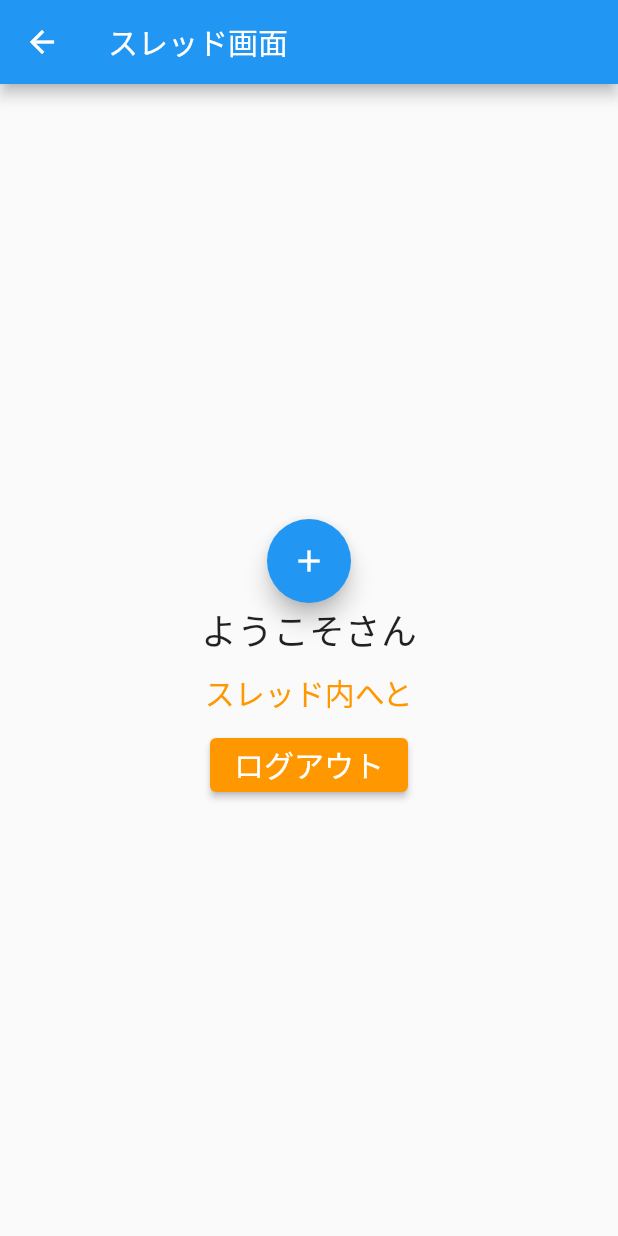
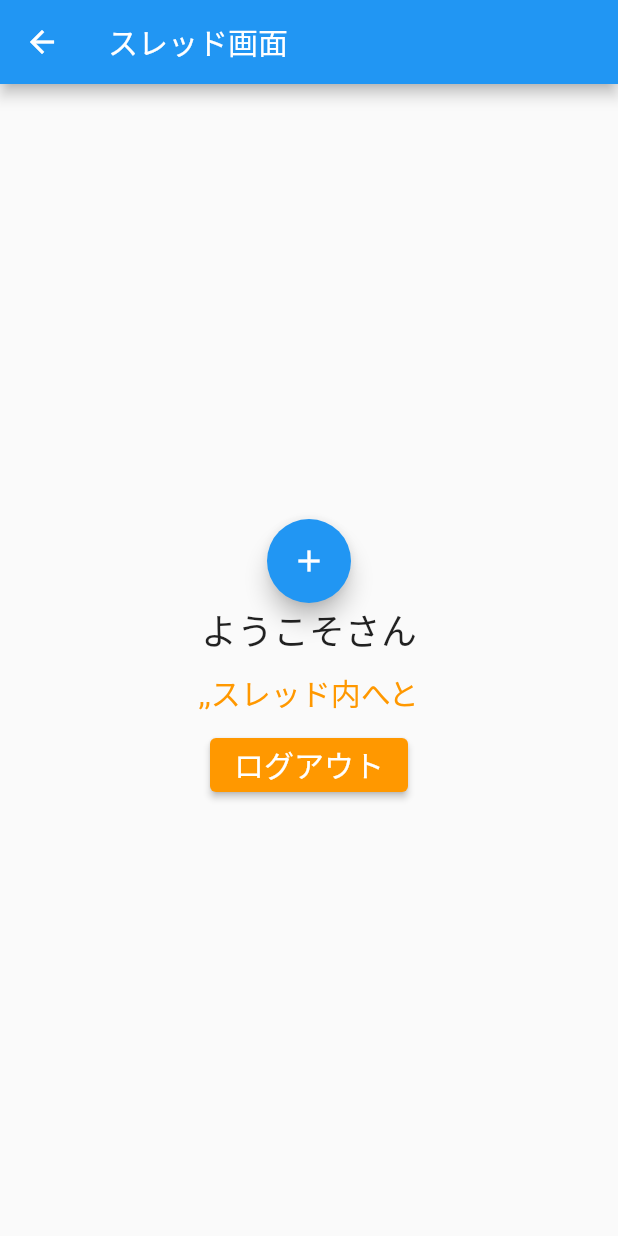
Before and after one commit to mofunemu/benesse_mofunemu, a Flutter app: the NextPage screen opened directly with empty values, on a phone screen of 412 x 824 dp. Run offline on Flutter 3.47's test engine with Material 2 defaults, Android fonts, the phone set to English and light mode, and no system bars; our stand-ins replace cloud_firestore; accounts and stored records are empty.

Commit message:
Update thread_all.dart

```diff
--- a/lib/thread_all.dart
+++ b/lib/thread_all.dart
@@ -1,10 +1,12 @@
 import 'package:flutter/material.dart';
+import 'package:mofunemu/main.dart';
 import 'in_thread.dart';
 import 'create_thread.dart';
+import 'main.dart';
 
 class NextPage extends StatelessWidget {
-  NextPage(this.name);
-  String name;
+  NextPage(this.name, this.category, this.theme, this.qustion);
+  String name, category, theme, qustion;
 
   @override
   Widget build(BuildContext context) {
@@ -26,7 +28,7 @@ class NextPage extends StatelessWidget {
                     Navigator.push(
                         context,
                         MaterialPageRoute(
-                            builder: (context) => CreateThreadPage()));
+                            builder: (context) => CreateThreadPage(this.name)));
                   },
                   backgroundColor: Colors.blue,
                   child: Icon(Icons.add)),
@@ -35,10 +37,18 @@ class NextPage extends StatelessWidget {
             Text('ようこそ' + this.name + 'さん', style: TextStyle(fontSize: 24)),
             TextButton(
               onPressed: () {
-                Navigator.push(context,
-                    MaterialPageRoute(builder: (context) => InThreadPage()));
+                Navigator.push(
+                    context,
+                    MaterialPageRoute(
+                        builder: (context) => InThreadPage(this.name,
+                            this.category, this.theme, this.qustion)));
               },
-              child: Text('スレッド内へと'),
+              child: Text(this.category +
+                  "," +
+                  this.theme +
+                  "," +
+                  this.qustion +
+                  'スレッド内へと'),
               style: TextButton.styleFrom(
                 primary: Colors.orange,
                 textStyle: TextStyle(
@@ -48,7 +58,8 @@ class NextPage extends StatelessWidget {
             ),
             ElevatedButton(
               onPressed: () {
-                Navigator.pop(context);
+                Navigator.push(context,
+                    MaterialPageRoute(builder: (context) => MyHomePage()));
               },
               child: Text('ログアウト'),
               style: ElevatedButton.styleFrom(
```
